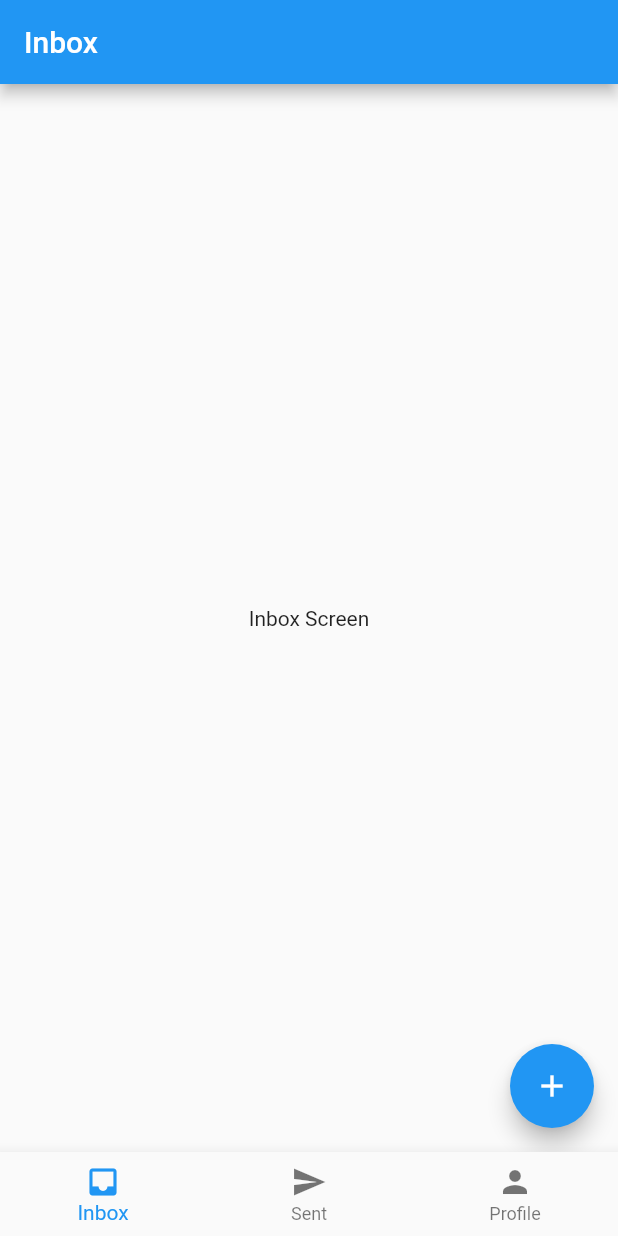
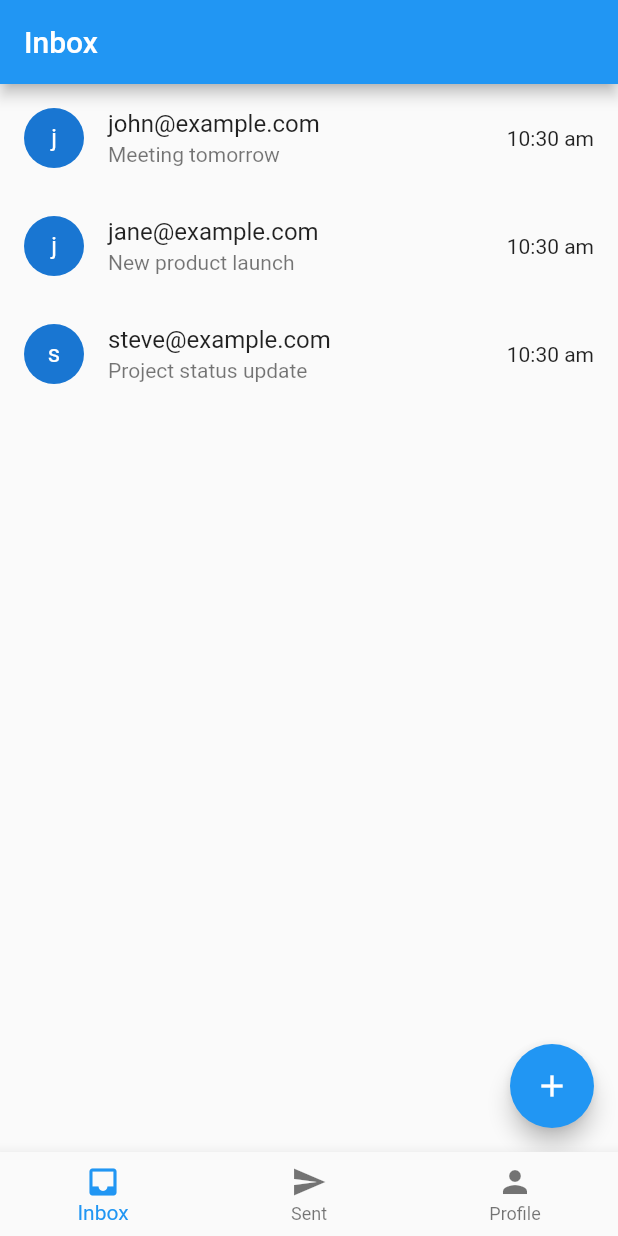
Before and after one commit to ibnuhafizzh/IF4020-Tugas3, a Flutter app: the screen it shows after launch, on a phone screen of 412 x 824 dp. Run offline on Flutter 3.47's test engine with Material 2 defaults, Android fonts, the phone set to English and light mode, and no system bars.

Commit message:
add inbox screen widget

```diff
--- a/app/lib/ui/inbox/inbox_screen.dart
+++ b/app/lib/ui/inbox/inbox_screen.dart
@@ -1,27 +1,56 @@
-// ignore: implementation_imports
 import 'package:app/ui/compose_mail/compose_mail_screen.dart';
 import 'package:flutter/material.dart';
-import 'package:flutter/src/widgets/framework.dart';
-// ignore: implementation_imports
-import 'package:flutter/src/widgets/placeholder.dart';
 
-class InboxScreen extends StatelessWidget {
-  const InboxScreen({super.key});
+class InboxScreen extends StatefulWidget {
+  const InboxScreen({Key? key}) : super(key: key);
+
+  @override
+  _InboxScreenState createState() => _InboxScreenState();
+}
+
+class _InboxScreenState extends State<InboxScreen> {
+  List<Email> _emails = [
+    Email(
+        sender: 'john@example.com',
+        subject: 'Meeting tomorrow',
+        message: 'Hi, let\'s meet tomorrow at 2 pm.'),
+    Email(
+        sender: 'jane@example.com',
+        subject: 'New product launch',
+        message: 'Hello, we\'re launching a new product next week.'),
+    Email(
+        sender: 'steve@example.com',
+        subject: 'Project status update',
+        message: 'Hey, just wanted to update you on the project status.'),
+  ];
 
   @override
   Widget build(BuildContext context) {
     return Scaffold(
       appBar: AppBar(
-        title: Text('Inbox'),
+        title: const Text('Inbox'),
       ),
-      body: Center(
-        child: Text('Inbox Screen'),
+      body: ListView.builder(
+        itemCount: _emails.length,
+        itemBuilder: (context, index) {
+          return ListTile(
+            leading: CircleAvatar(
+              child: Text(_emails[index].sender.substring(0, 1)),
+            ),
+            title: Text(_emails[index].sender),
+            subtitle: Text(_emails[index].subject),
+            trailing: Text('10:30 am'),
+            onTap: () {
+              // Navigate to email detail screen
+            },
+          );
+        },
       ),
       floatingActionButton: FloatingActionButton(
         onPressed: () {
           Navigator.push(
             context,
-            MaterialPageRoute(builder: (context) => const ComposeEmailScreen()),
+            MaterialPageRoute(builder: (context) => ComposeMailScreen()),
           );
         },
         child: Icon(Icons.add),
@@ -29,3 +58,11 @@ class InboxScreen extends StatelessWidget {
     );
   }
 }
+
+class Email {
+  final String sender;
+  final String subject;
+  final String message;
+
+  Email({required this.sender, required this.subject, required this.message});
+}
```
